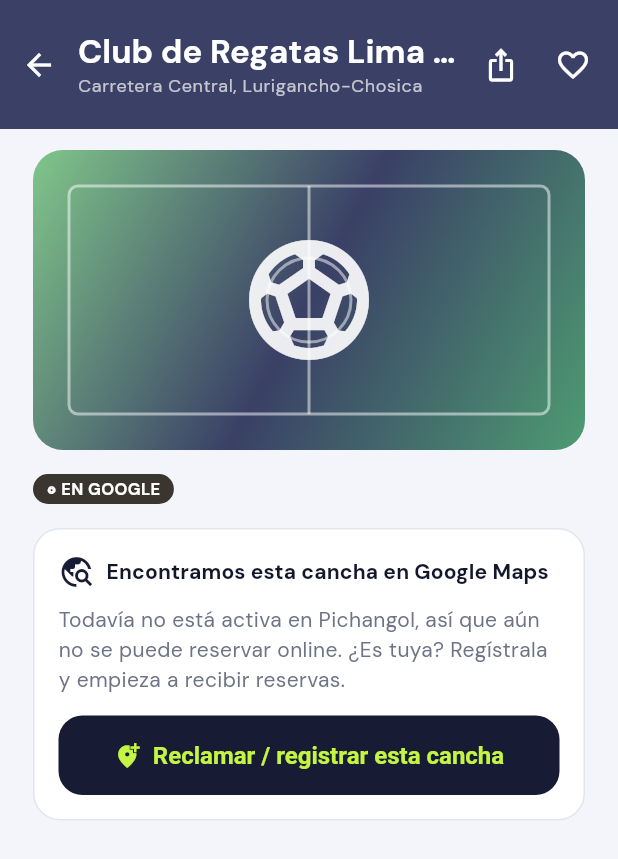
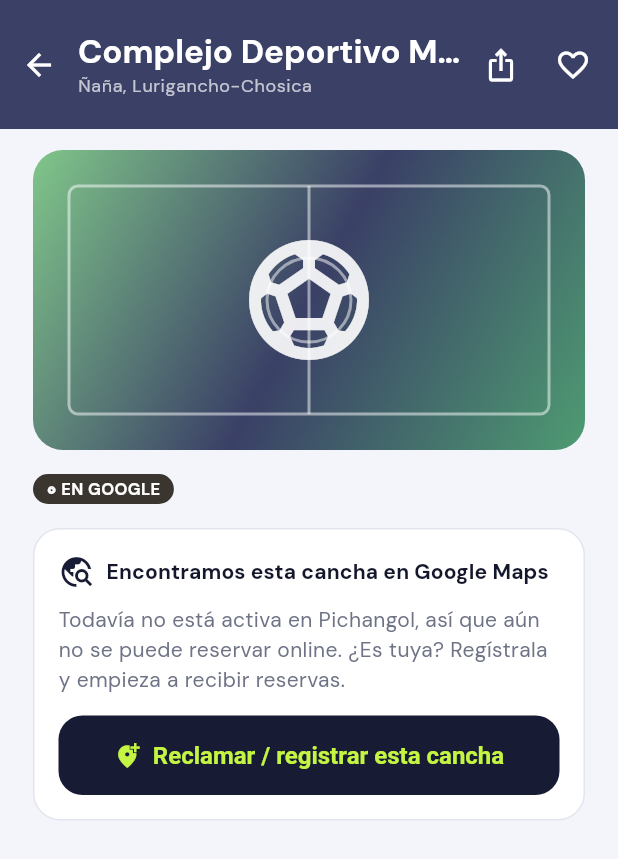
Before and after one commit to dcalagua/canchas-app-lima, a Flutter app: the ExplorarHomeScreen screen opened directly, after a tap on "◎ EN GOOGLE", on a phone screen of 412 x 824 dp. Shown: the top 859 px of the screen. Run offline on Flutter 3.47's test engine with Material 3 defaults, Android fonts, the phone set to English and light mode, and no system bars; our stand-ins replace font_awesome_flutter, geocoding, geolocator, google_fonts, google_maps_flutter, google_sign_in and 3 more; accounts and stored records are empty.

Commit message:
Sembrar Complejo Deportivo Mariscal Castilla (Ñaña)
Complejo municipal en Ñaña que alquila canchas sintéticas (fútbol) y Google
no siempre devuelve. Se siembra con las coordenadas del usuario para que
aparezca siempre en el corredor Chosica–Ñaña, reclamable, y se enriquezca
con fotos reales de Google.

Co-Authored-By: Claude Opus 4.8 (1M context) <noreply@anthropic.com>
Claude-Session: https://claude.ai/code/session_017fg7ijXuZRX6jvFjZELf83

```diff
--- a/lib/data/sample_data.dart
+++ b/lib/data/sample_data.dart
@@ -97,6 +97,22 @@ class SampleData {
       clubFundador: false,
       digitalizada: false,
       direccion: 'Lurigancho-Chosica',
+      registrada: false,
+      verificada: false,
+    ),
+    // Complejo municipal de Ñaña: alquila canchas sintéticas (fútbol). Google
+    // no siempre lo devuelve, por eso se siembra. Coordenadas del usuario.
+    Cancha(
+      id: 'seed_mariscal_castilla',
+      nombre: 'Complejo Deportivo Mariscal Castilla',
+      club: 'Complejo Deportivo Mariscal Castilla',
+      distrito: Distrito.laMolina, // referencial (Ñaña no está en el enum)
+      deporte: Deporte.futbol,
+      precioHora: 0,
+      ubicacion: LatLng(-11.987139254760843, -76.81921864614549),
+      clubFundador: false,
+      digitalizada: false,
+      direccion: 'Ñaña, Lurigancho-Chosica',
       registrada: false,
       verificada: false,
     ),
```
